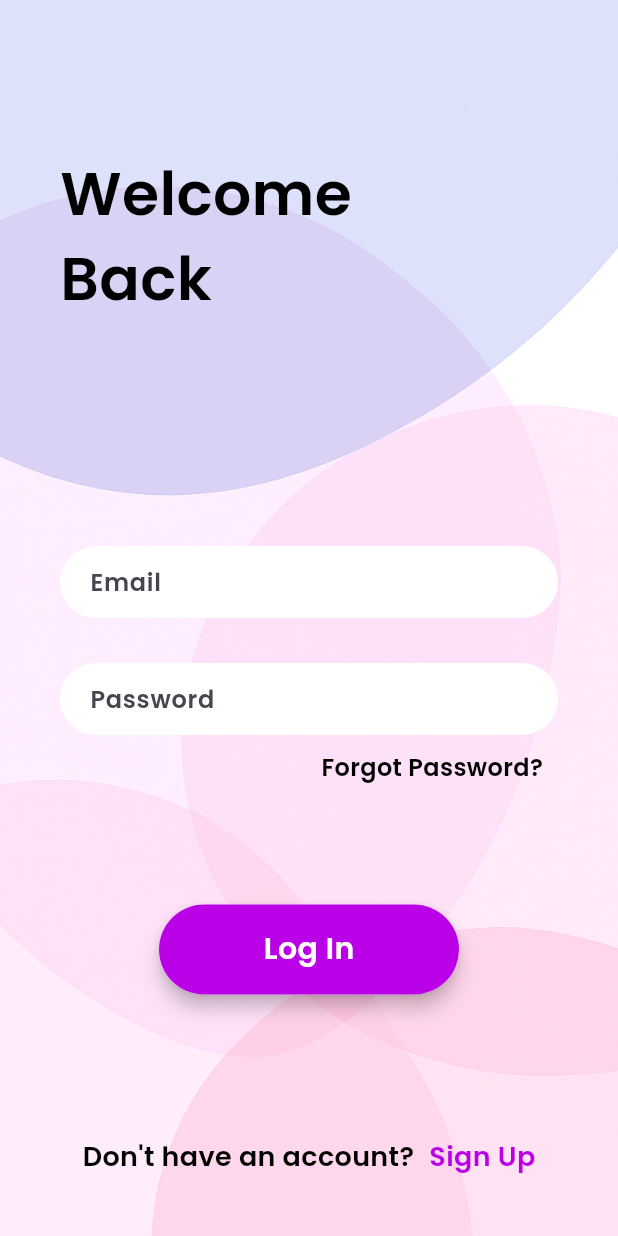
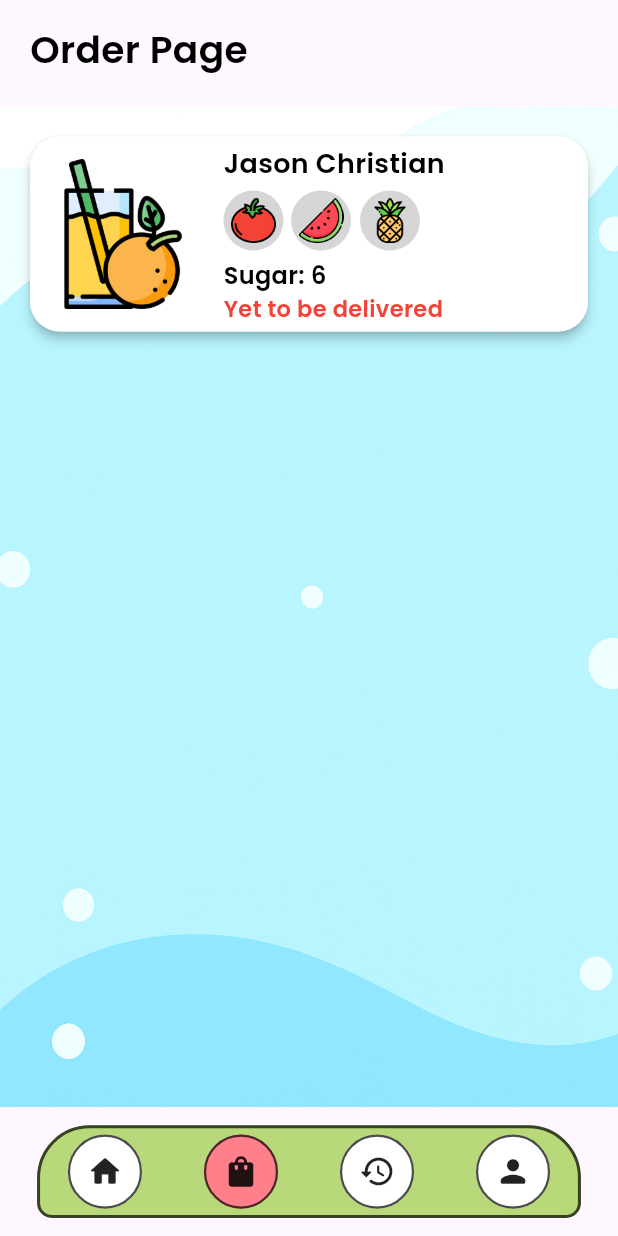
Before and after one commit to jasonchriscodes/juice_dash, a Flutter app: the screen it shows after launch, on a phone screen of 412 x 824 dp. Run offline on Flutter 3.47's test engine with Material 3 defaults, Android fonts, the phone set to English and light mode, and no system bars; our stand-ins replace cloud_firestore, firebase_auth, firebase_core, flutter_dotenv, random_string, shared_preferences; missing offline and left inert: flutter_stripe; accounts and stored records are empty.

Commit message:
feat: add order page

```diff
--- a/lib/main.dart
+++ b/lib/main.dart
@@ -3,6 +3,7 @@ import 'package:flutter/material.dart';
 import 'package:flutter_dotenv/flutter_dotenv.dart';
 import 'package:flutter_stripe/flutter_stripe.dart';
 import 'package:juice_dash/pages/login.dart';
+import 'package:juice_dash/pages/order.dart';
 
 void main() async {
   WidgetsFlutterBinding.ensureInitialized();
@@ -32,7 +33,8 @@ class MainApp extends StatelessWidget {
   Widget build(BuildContext context) {
     return const MaterialApp(
       debugShowCheckedModeBanner: false,
-      home: Login(),
+      // home: Login(),
+      home: Order(),
     );
   }
 }
--- a/lib/pages/home.dart
+++ b/lib/pages/home.dart
@@ -1,6 +1,7 @@
 import 'package:flutter/material.dart';
 import 'package:juice_dash/pages/bottom_nav.dart';
 import 'package:juice_dash/pages/juice.dart';
+import 'package:juice_dash/pages/order.dart';
 import 'package:juice_dash/services/support_widget.dart';
 
 class Home extends StatefulWidget {
@@ -92,18 +93,17 @@ class _HomeState extends State<Home> {
       bottomNavigationBar: BottomNav(
         selectedIndex: selectedIndex,
         onTap: (index) {
-          setState(() {
-            selectedIndex = index;
-          });
-
           if (index == 0) {
-            // Home
+            // Already on Home page
           } else if (index == 1) {
-            // Order
+            Navigator.pushReplacement(
+              context,
+              MaterialPageRoute(builder: (context) => const Order()),
+            );
           } else if (index == 2) {
-            // History
+            // Navigate to History page later
           } else if (index == 3) {
-            // Profile
+            // Navigate to Profile page later
           }
         },
       ),
--- /dev/null
+++ b/lib/pages/order.dart
@@ -0,0 +1,173 @@
+import 'package:flutter/material.dart';
+import 'package:juice_dash/pages/bottom_nav.dart';
+import 'package:juice_dash/pages/home.dart';
+import 'package:juice_dash/services/support_widget.dart';
+
+class Order extends StatefulWidget {
+  const Order({super.key});
+
+  @override
+  State<Order> createState() => _OrderState();
+}
+
+class _OrderState extends State<Order> {
+  int selectedIndex = 1; // Order tab selected
+
+  @override
+  Widget build(BuildContext context) {
+    return Scaffold(
+      body: SafeArea(
+        child: Column(
+          crossAxisAlignment: CrossAxisAlignment.start,
+          children: [
+            const SizedBox(height: 15),
+            Padding(
+              padding: const EdgeInsets.only(left: 20),
+              child: Text(
+                "Order Page",
+                style: AppWidget.headlineTextStyle(25),
+              ),
+            ),
+            const SizedBox(height: 20),
+            Expanded(
+              child: Stack(
+                children: [
+                  Positioned.fill(
+                    child: Image.asset(
+                      "images/water.png",
+                      height: 90,
+                      width: 90,
+                      fit: BoxFit.cover,
+                    ),
+                  ),
+                  Container(
+                    margin: const EdgeInsets.all(20),
+                    child: Material(
+                      borderRadius: BorderRadius.circular(20),
+                      elevation: 3,
+                      child: Container(
+                        height: 130,
+                        decoration: BoxDecoration(
+                          color: Colors.white,
+                          borderRadius: BorderRadius.circular(20),
+                        ),
+                        child: Row(
+                          crossAxisAlignment: CrossAxisAlignment.center,
+                          children: [
+                            Padding(
+                              padding: const EdgeInsets.all(12.0),
+                              child: Image.asset(
+                                "images/orange-juice.png",
+                                height: 100,
+                                width: 100,
+                                fit: BoxFit.cover,
+                              ),
+                            ),
+                            const SizedBox(width: 5),
+                            Column(
+                              mainAxisAlignment: MainAxisAlignment.center,
+                              crossAxisAlignment: CrossAxisAlignment.start,
+                              children: [
+                                Text(
+                                  "Jason Christian",
+                                  style: AppWidget.headlineTextStyle(18),
+                                ),
+                                const SizedBox(height: 5),
+                                Row(
+                                  children: [
+                                    Container(
+                                      padding: const EdgeInsets.all(5),
+                                      decoration: BoxDecoration(
+                                        color:
+                                            const Color.fromARGB(41, 0, 0, 0),
+                                        borderRadius: BorderRadius.circular(60),
+                                      ),
+                                      child: Image.asset(
+                                        "images/tomato.png",
+                                        height: 30,
+                                        width: 30,
+                                        fit: BoxFit.cover,
+                                      ),
+                                    ),
+                                    const SizedBox(width: 5),
+                                    Container(
+                                      padding: const EdgeInsets.all(5),
+                                      decoration: BoxDecoration(
+                                        color:
+                                            const Color.fromARGB(41, 0, 0, 0),
+                                        borderRadius: BorderRadius.circular(60),
+                                      ),
+                                      child: Image.asset(
+                                        "images/watermelon.png",
+                                        height: 30,
+                                        width: 30,
+                                        fit: BoxFit.cover,
+                                      ),
+                                    ),
+                                    const SizedBox(width: 6),
+                                    Container(
+                                      padding: const EdgeInsets.all(5),
+                                      decoration: BoxDecoration(
+                                        color:
+                                            const Color.fromARGB(41, 0, 0, 0),
+                                        borderRadius: BorderRadius.circular(60),
+                                      ),
+                                      child: Image.asset(
+                                        "images/pineapple.png",
+                                        height: 30,
+                                        width: 30,
+                                        fit: BoxFit.cover,
+                                      ),
+                                    ),
+                                  ],
+                                ),
+                                const SizedBox(height: 5),
+                                Text(
+                                  "Sugar: 6",
+                                  style: AppWidget.headlineTextStyle(16),
+                                ),
+                                const Text(
+                                  "Yet to be delivered",
+                                  style: TextStyle(
+                                    color: Colors.red,
+                                    fontSize: 15,
+                                    fontFamily: "Poppins",
+                                  ),
+                                ),
+                              ],
+                            ),
+                          ],
+                        ),
+                      ),
+                    ),
+                  ),
+                ],
+              ),
+            ),
+          ],
+        ),
+      ),
+      bottomNavigationBar: BottomNav(
+        selectedIndex: selectedIndex,
+        onTap: (index) {
+          setState(() {
+            selectedIndex = index;
+          });
+
+          if (index == 0) {
+            Navigator.pushReplacement(
+              context,
+              MaterialPageRoute(builder: (context) => const Home()),
+            );
+          } else if (index == 1) {
+            // Already on Order page
+          } else if (index == 2) {
+            // Navigate to History page later
+          } else if (index == 3) {
+            // Navigate to Profile page later
+          }
+        },
+      ),
+    );
+  }
+}
```
